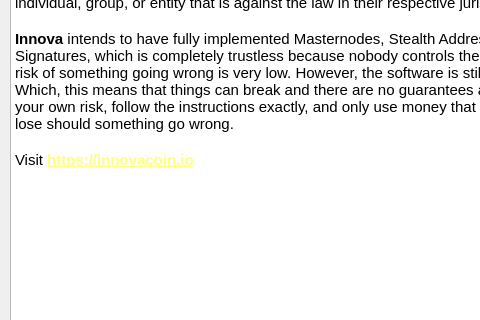
Above: src/qt/forms/termsofuse.ui from innova-foundation/innova before the change; both pictures show x 0 to 480 and y 112 to 432 of the 651 by 541 pixel window. Below: the same form after it.
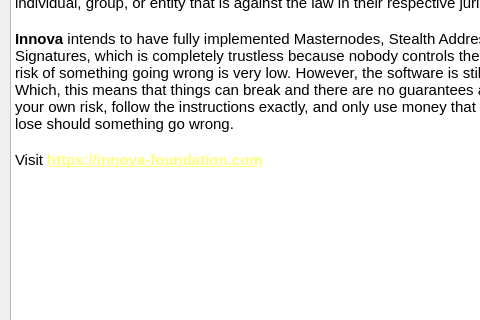
That is the form after the change.

The edit to the form file:
```diff
--- a/src/qt/forms/termsofuse.ui
+++ b/src/qt/forms/termsofuse.ui
@@ -31,7 +31,7 @@
 &lt;p style=&quot;-qt-paragraph-type:empty; margin-top:0px; margin-bottom:0px; margin-left:0px; margin-right:0px; -qt-block-indent:0; text-indent:0px; font-family:'Ubuntu'; font-size:11pt;&quot;&gt;&lt;br /&gt;&lt;/p&gt;
 &lt;p style=&quot; margin-top:0px; margin-bottom:0px; margin-left:0px; margin-right:0px; -qt-block-indent:0; text-indent:0px;&quot;&gt;&lt;span style=&quot; font-family:'Ubuntu'; font-size:11pt; font-weight:600;&quot;&gt;Innova&lt;/span&gt;&lt;span style=&quot; font-family:'Ubuntu'; font-size:11pt;&quot;&gt; intends to have fully implemented Masternodes, Stealth Addresses and Ring Signatures, which is completely trustless because nobody controls the whole system. The risk of something going wrong is very low. However, the software is still in development. Which, this means that things can break and there are no guarantees about it. Use it at your own risk, follow the instructions exactly, and only use money that you can afford to lose should something go wrong.&lt;/span&gt;&lt;/p&gt;
 &lt;p style=&quot;-qt-paragraph-type:empty; margin-top:0px; margin-bottom:0px; margin-left:0px; margin-right:0px; -qt-block-indent:0; text-indent:0px; font-family:'Ubuntu'; font-size:11pt;&quot;&gt;&lt;br /&gt;&lt;/p&gt;
-&lt;p style=&quot; margin-top:0px; margin-bottom:0px; margin-left:0px; margin-right:0px; -qt-block-indent:0; text-indent:0px;&quot;&gt;&lt;span style=&quot; font-family:'Ubuntu'; font-size:11pt;&quot;&gt;Visit &lt;/span&gt;&lt;a href=&quot;https://innovacoin.io&quot;&gt;&lt;span style=&quot; font-size:11pt; font-weight:600; text-decoration: underline; color:#ffff7f;&quot;&gt;https://innovacoin.io&lt;/span&gt;&lt;/a&gt;&lt;span style=&quot; font-family:'Ubuntu'; font-size:11pt;&quot;&gt;
+&lt;p style=&quot; margin-top:0px; margin-bottom:0px; margin-left:0px; margin-right:0px; -qt-block-indent:0; text-indent:0px;&quot;&gt;&lt;span style=&quot; font-family:'Ubuntu'; font-size:11pt;&quot;&gt;Visit &lt;/span&gt;&lt;a href=&quot;https://innova-foundation.com&quot;&gt;&lt;span style=&quot; font-size:11pt; font-weight:600; text-decoration: underline; color:#ffff7f;&quot;&gt;https://innova-foundation.com&lt;/span&gt;&lt;/a&gt;&lt;span style=&quot; font-family:'Ubuntu'; font-size:11pt;&quot;&gt;
 &lt;p style=&quot;-qt-paragraph-type:empty; margin-top:0px; margin-bottom:0px; margin-left:0px; margin-right:0px; -qt-block-indent:0; text-indent:0px; font-size:11pt; font-weight:600; text-decoration: underline; color:#ffff7f;&quot;&gt;&lt;br /&gt;&lt;/p&gt;
 &lt;p style=&quot;-qt-paragraph-type:empty; margin-top:0px; margin-bottom:0px; margin-left:0px; margin-right:0px; -qt-block-indent:0; text-indent:0px; font-size:8pt;&quot;&gt;&lt;br /&gt;&lt;/p&gt;
 &lt;p style=&quot;-qt-paragraph-type:empty; margin-top:0px; margin-bottom:0px; margin-left:0px; margin-right:0px; -qt-block-indent:0; text-indent:0px; font-family:'Ubuntu'; font-size:11pt;&quot;&gt;&lt;br /&gt;&lt;/p&gt;
```
